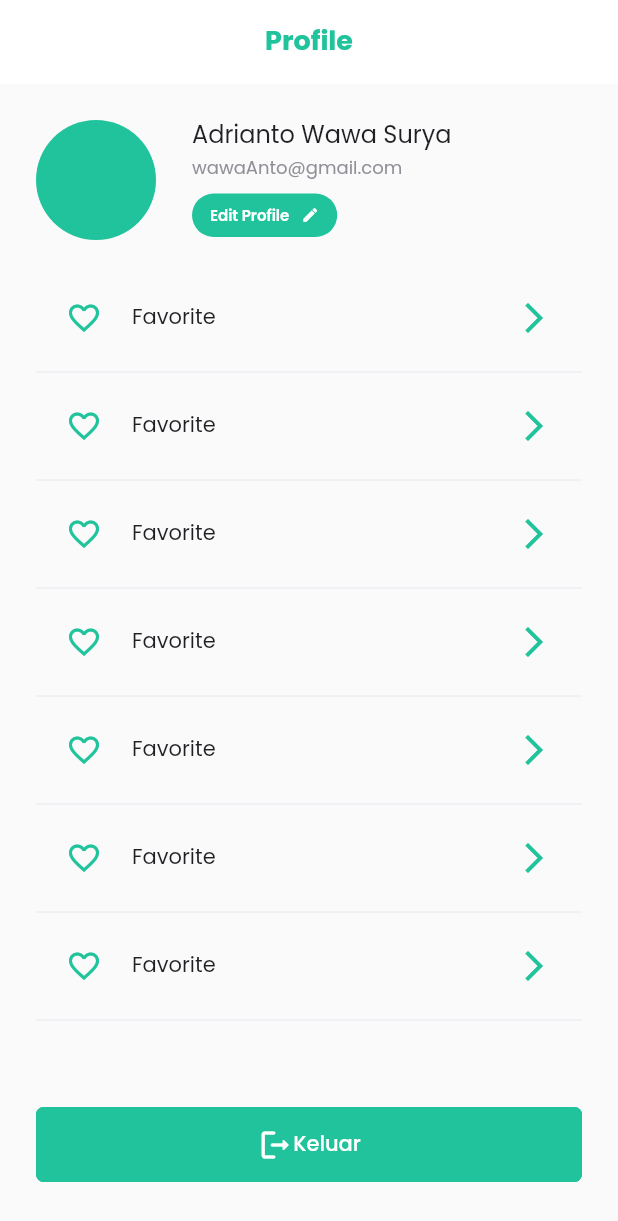
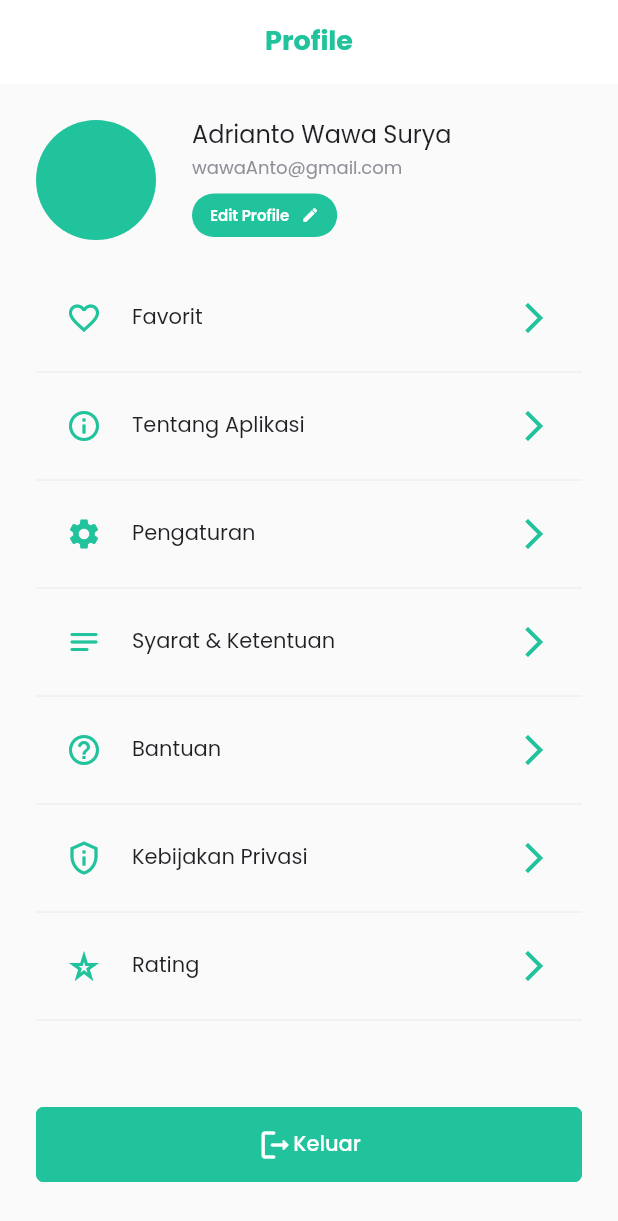
Before and after one commit to Bil-Hikmah/flutter_bil_hikmah, a Flutter app: the ProfilePage screen opened directly, on a phone screen of 412 x 824 dp. Shown: the top 1221 px of the screen. Run offline on Flutter 3.47's test engine with Material 2 defaults, Android fonts, the phone set to English and light mode, and no system bars; our stand-ins replace bloc, equatable, flutter_bloc, flutter_secure_storage, flutter_svg, page_transition; accounts and stored records are empty.

Commit message:
💄 Update Profile UI

```diff
--- /dev/null
+++ b/lib/feature/profile/domain/model/profile_item.dart
@@ -0,0 +1,76 @@
+import 'package:flutter/material.dart';
+import 'package:flutter_bil_hikmah/feature/favorite/screen/favorite_page.dart';
+
+class ProfileItemAction {
+  final IconData icon;
+  final String title;
+  final void Function() route;
+
+  ProfileItemAction({
+    required this.icon,
+    required this.title,
+    required this.route,
+  });
+}
+
+List<ProfileItemAction> listProfileItemAction(BuildContext context) {
+  final List<ProfileItemAction> listItem = [
+    ProfileItemAction(
+      icon: Icons.favorite_border,
+      title: "Favorit",
+      route: () {
+        Navigator.of(context).push(FavoritePage.route());
+      },
+    ),
+    ProfileItemAction(
+      icon: Icons.info_outline,
+      title: "Tentang Aplikasi",
+      route: () {
+        Navigator.of(context)
+            .push(MaterialPageRoute(builder: (context) => Container()));
+      },
+    ),
+    ProfileItemAction(
+      icon: Icons.settings,
+      title: "Pengaturan",
+      route: () {
+        Navigator.of(context)
+            .push(MaterialPageRoute(builder: (context) => Container()));
+      },
+    ),
+    ProfileItemAction(
+      icon: Icons.notes_rounded,
+      title: "Syarat & Ketentuan",
+      route: () {
+        Navigator.of(context)
+            .push(MaterialPageRoute(builder: (context) => Container()));
+      },
+    ),
+    ProfileItemAction(
+      icon: Icons.help_outline_rounded,
+      title: "Bantuan",
+      route: () {
+        Navigator.of(context)
+            .push(MaterialPageRoute(builder: (context) => Container()));
+      },
+    ),
+    ProfileItemAction(
+      icon: Icons.privacy_tip_outlined,
+      title: "Kebijakan Privasi",
+      route: () {
+        Navigator.of(context)
+            .push(MaterialPageRoute(builder: (context) => Container()));
+      },
+    ),
+    ProfileItemAction(
+      icon: Icons.star_rate_outlined,
+      title: "Rating",
+      route: () {
+        Navigator.of(context)
+            .push(MaterialPageRoute(builder: (context) => Container()));
+      },
+    ),
+  ];
+
+  return listItem;
+}
--- a/lib/feature/profile/screen/section/profile_view.dart
+++ b/lib/feature/profile/screen/section/profile_view.dart
@@ -1,4 +1,5 @@
 import 'package:flutter/material.dart';
+import 'package:flutter_bil_hikmah/feature/profile/domain/model/profile_item.dart';
 import 'package:flutter_bil_hikmah/style/colors.dart';
 import 'package:flutter_bil_hikmah/style/text.dart';
 import 'package:flutter_bil_hikmah/widget/button/default_button.dart';
@@ -82,8 +83,14 @@ class _ProfileViewState extends State<ProfileView> {
       ),
     );
 
-    Widget _actionItemContainer() {
-      return Container(
+    Widget _actionItemContainer(
+      IconData icon,
+      String title,
+      void Function() onTap,
+    ) {
+      return InkWell(
+        onTap: onTap,
+        child: Container(
           width: double.infinity,
           padding: const EdgeInsets.symmetric(
             horizontal: 20.0,
@@ -91,15 +98,15 @@ class _ProfileViewState extends State<ProfileView> {
           ),
           child: Row(
             children: [
-            const Icon(
-              Icons.favorite_border,
+              Icon(
+                icon,
                 size: 24.0,
                 color: AppColors.primaryDark,
               ),
               const SizedBox(width: 20.0),
               Expanded(
                 child: Text(
-                "Favorite",
+                  title,
                   overflow: TextOverflow.ellipsis,
                   textAlign: TextAlign.start,
                   style: AppTextStyle.textMedium.copyWith(
@@ -114,15 +121,20 @@ class _ProfileViewState extends State<ProfileView> {
               ),
             ],
           ),
+        ),
       );
     }
 
     final _actionItem = List.generate(
-      7,
+      listProfileItemAction(context).length,
       (index) {
         return Column(
           children: [
-            _actionItemContainer(),
+            _actionItemContainer(
+              listProfileItemAction(context)[index].icon,
+              listProfileItemAction(context)[index].title,
+              listProfileItemAction(context)[index].route,
+            ),
             const Divider(
               color: AppColors.lightGreyLight,
             )
```
Also changed, not shown: lib/feature/favorite/domain/model/favorit_item.dart (added, +15 -0 lines), lib/feature/favorite/screen/favorite_page.dart (added, +18 -0 lines), lib/feature/favorite/screen/section/favorite_view.dart (added, +34 -0 lines), lib/widget/field/default_card_item.dart (added, +41 -0 lines). Lines whose indentation alone changed are shown as unchanged.
